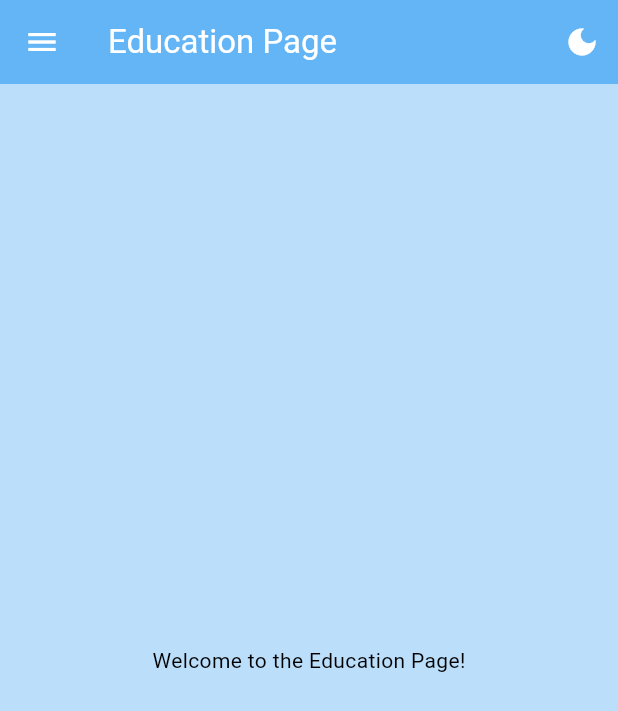
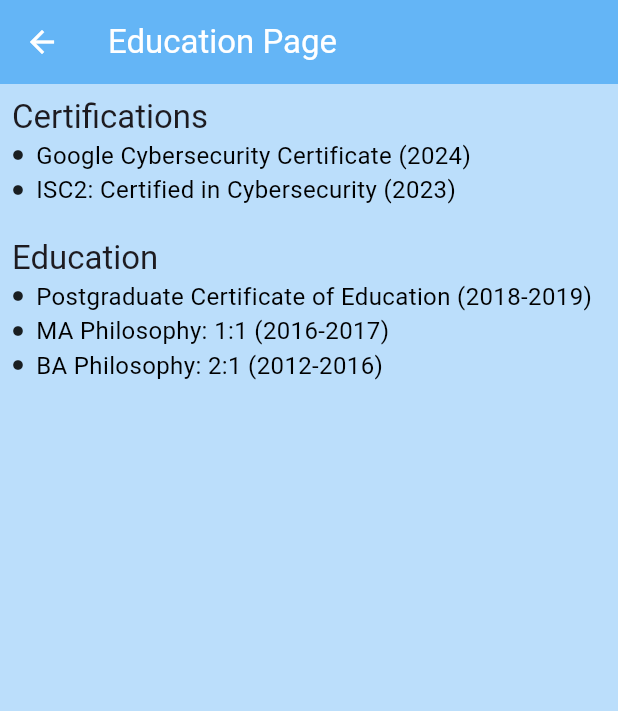
Before and after one commit to SO-1993/portfolio_flutter_app, a Flutter app: the EducationPage screen opened by its route, on a phone screen of 412 x 824 dp. Shown: the top 711 px of the screen. Run offline on Flutter 3.47's test engine with Material 3 defaults, Android fonts, the phone set to English and light mode, and no system bars.

Commit message:
Added list of certifications and education to Education Page

```diff
--- a/lib/main.dart
+++ b/lib/main.dart
@@ -7,7 +7,8 @@ import '../pages/profile_page.dart';
 import '../pages/projects_page.dart';
 import '../pages/settings_page.dart';
 import '../pages/skills_page.dart';
-import '../pages/education_page.dart';
+import 'package:portfolio_flutter_app/pages/about_me_page.dart';
+import 'package:portfolio_flutter_app/pages/education_page.dart';
 import '../theme/theme_provider.dart';
 import '../theme/theme.dart';
 
@@ -40,9 +41,9 @@ class MyApp extends StatelessWidget {
         '/projects_page': (context) => const ProjectsPage(),
         '/skills_page': (context) => SkillsPage(),
         '/contact_page': (context) => ContactPage(),
-        '/education_page': (context) => const EducationPage(),
+        '/education_page': (context) => EducationPage(),
+        '/about_me_page': (context) => AboutMePage(),
         '/settings_page': (context) => const SettingsPage(),
-        '/about_me_page': (context) => AboutMePage(),
       },
     );
   }
--- a/lib/pages/education_page.dart
+++ b/lib/pages/education_page.dart
@@ -1,22 +1,78 @@
 import 'package:flutter/material.dart';
-import '../widgets/side_menu_widget.dart';
-import '../widgets/dark_mode_toggle_widget.dart';
 
 class EducationPage extends StatelessWidget {
-  const EducationPage({super.key});
+  EducationPage({super.key});
+
+  final List<String> _certificationItems = [
+    'Google Cybersecurity Certificate (2024)',
+    'ISC2: Certified in Cybersecurity (2023)',
+  ];
+
+  final List<String> _educationItems = [
+    'Postgraduate Certificate of Education (2018-2019)',
+    'MA Philosophy: 1:1 (2016-2017)',
+    'BA Philosophy: 2:1 (2012-2016)',
+  ];
 
   @override
   Widget build(BuildContext context) {
     return Scaffold(
       appBar: AppBar(
         title: const Text('Education Page'),
-        actions: [
-          const DarkModeToggleWidget(),
+      ),
+      body: ListView(
+        padding: const EdgeInsets.all(8.0),
+        children: [
+          Text(
+            'Certifications',
+            style: Theme.of(context).textTheme.titleLarge,
+          ),
+          ListView.builder(
+            shrinkWrap: true,
+            physics: NeverScrollableScrollPhysics(),
+            itemCount: _certificationItems.length,
+            itemBuilder: (context, index) {
+              return Row(
+                crossAxisAlignment: CrossAxisAlignment.center,
+                children: [
+                  const Icon(Icons.circle, size: 8),
+                  const SizedBox(width: 8),
+                  Expanded(
+                    child: Text(
+                      _certificationItems[index],
+                      style: TextStyle(fontSize: 16),
+                    ),
+                  ),
+                ],
+              );
+            },
+          ),
+          const SizedBox(height: 20), //Space between the lists
+          Text(
+            'Education',
+            style: Theme.of(context).textTheme.titleLarge,
+          ),
+          ListView.builder(
+            shrinkWrap: true,
+            physics: NeverScrollableScrollPhysics(),
+            itemCount: _educationItems.length,
+            itemBuilder: (context, index) {
+              return Row(
+                crossAxisAlignment: CrossAxisAlignment.center,
+                children: [
+                  const Icon(Icons.circle, size: 8),
+                  const SizedBox(width: 8), // Space between BP and text
+                  Expanded(
+                    child: Text(
+                      _educationItems[index],
+                      style: TextStyle(fontSize: 16),
+                    ),
+                  ),
+                ],
+              );
+            },
+          ),
         ],
-      ),
-      drawer: const SideMenu(),
-      body: const Center(
-        child: Text('Welcome to the Education Page!'),
       ),
     );
   }
```
